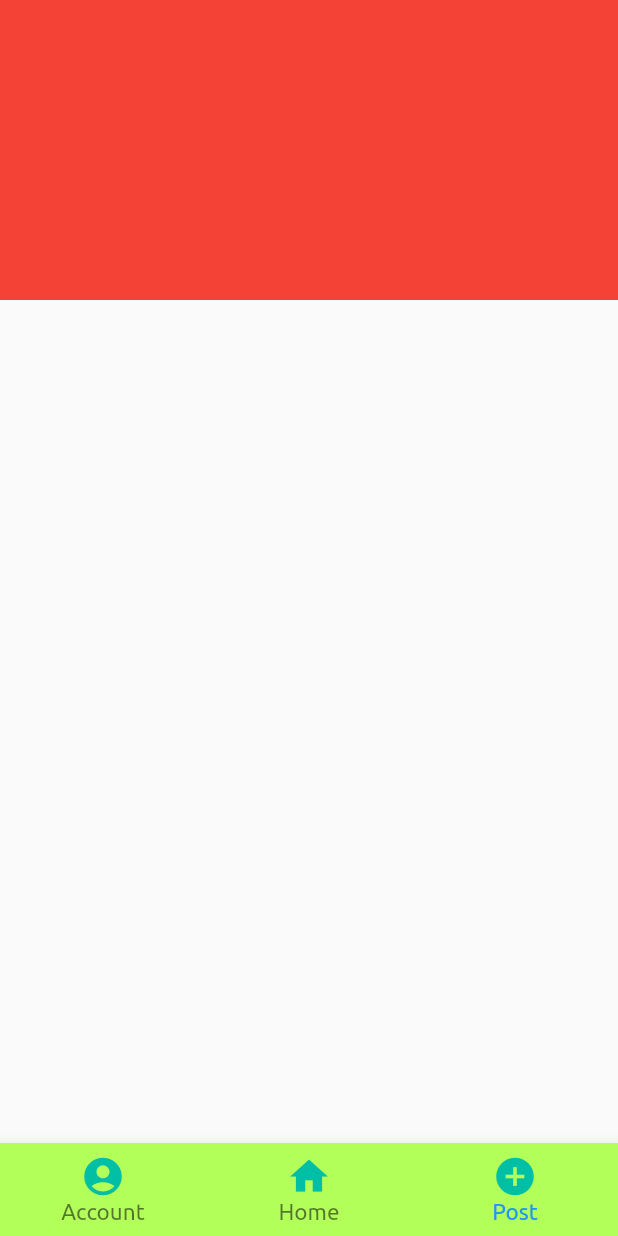
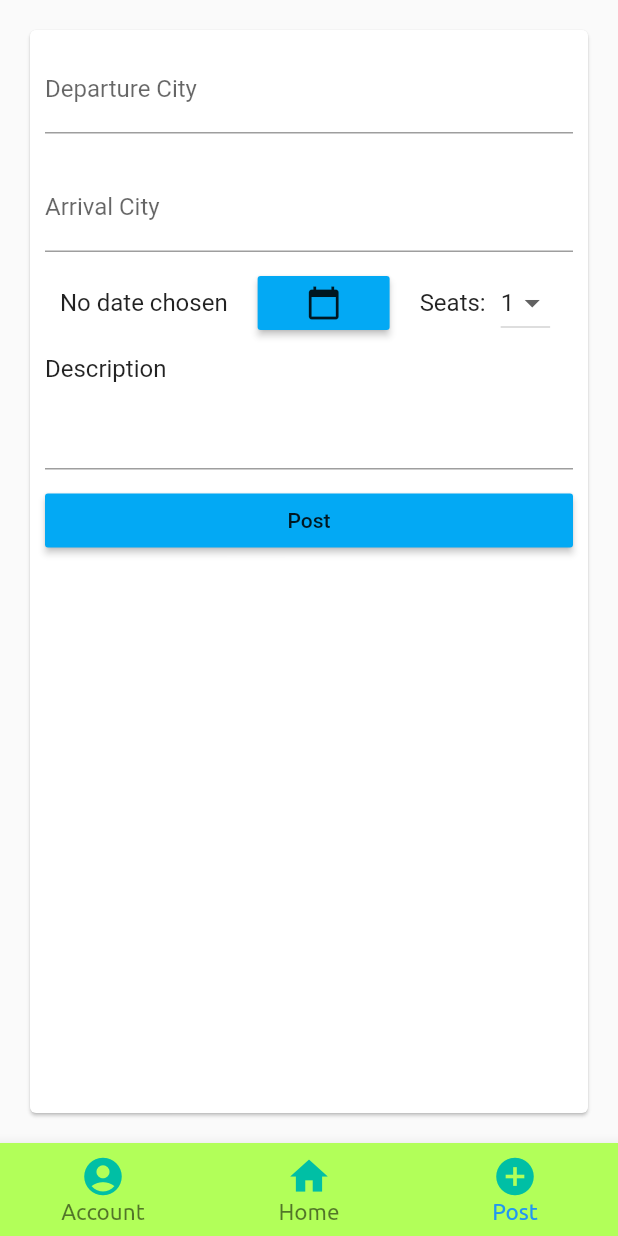
Before and after one commit to UF-Ride-Share-App/UF-Ride-Share-App, a Flutter app: the screen it shows once a user with an empty profile is signed in, item 3 of the bottom bar chosen, on a phone screen of 412 x 824 dp. Run offline on Flutter 3.47's test engine with Material 2 defaults, Android fonts, the phone set to English and light mode, and no system bars; our stand-ins replace firebase_auth, google_sign_in; accounts and stored records are empty; project files that could hold a hidden picture were left out.

Commit message:
linked up posting page with rest of app

```diff
--- a/lib/ui/posting/posting.dart
+++ b/lib/ui/posting/posting.dart
@@ -1,19 +1,160 @@
 import 'package:flutter/material.dart';
 
-class Posting extends StatelessWidget {
+/*
+  Postings page with validator to check that there is no empty field
+  Saves destination and arrival city in _fromCity and _toCity respectively
+  Uses a TextFormField inside a Card
+  Containers are used to manipulate height, width, margins, alignment
+  TODO: figure out how to store in database
 
-  Posting();
+*/
+
+class Posting extends StatefulWidget {
+  @override
+  State<StatefulWidget> createState() {
+    return _PostingState();
+  }
+}
+
+class _PostingState extends State<Posting> {
+  final _formKey = GlobalKey<FormState>();
+  String _toCity, _fromCity;
+  DateTime _dateTime;
+  var _numSeats = ["1", "2", "3", "4"];
+  var _numSeatsSelected = "1";
+  String _description = "";
 
   @override
   Widget build(BuildContext context) {
-    return Scaffold(
-      body: Column(
-        mainAxisAlignment: MainAxisAlignment.start,
-        crossAxisAlignment: CrossAxisAlignment.stretch,
-        children: [
-          Container(decoration: new BoxDecoration(color: Colors.red), height: 200.0,)
-        ],
-      ),
-    );
+    return Form(
+        key: _formKey,
+        child: new Container(
+          alignment: Alignment.center,
+          child: new Card(
+            margin: EdgeInsets.all(20),
+            child: ListView(
+              children: <Widget>[
+                // Departure form
+                new Container(
+                  margin: EdgeInsets.all(10),
+                  child: new TextFormField(
+                    decoration: const InputDecoration(
+                      hintText: 'Enter the city you are leaving from',
+                      labelText: 'Departure City',
+                    ),
+                    validator: (input) =>
+                        input.isEmpty ? "Please enter a city name" : null,
+                    onSaved: (input) => _fromCity = input,
+                  ),
+                ),
+                //Arrival form
+                new Container(
+                  margin: EdgeInsets.all(10),
+                  child: new TextFormField(
+                    decoration: const InputDecoration(
+                      hintText: 'Enter the city you are going to',
+                      labelText: 'Arrival City',
+                    ),
+                    validator: (input) =>
+                        input.isEmpty ? "Please enter a city name" : null,
+                    onSaved: (input) => _toCity = input,
+                  ),
+                ),
+                //Show chosen date
+                new Row(children: <Widget>[
+                  Container(
+                      margin: EdgeInsets.only(left: 20, right: 20),
+                      alignment: Alignment.topLeft,
+                      child: Text(
+                          _dateTime == null
+                              ? 'No date chosen'
+                              : _dateTime.toString().split(' ')[0],
+                          style: TextStyle(fontSize: 16.0))),
+                  //Date picker button
+                  Container(
+                      margin: EdgeInsets.only(right: 20),
+                      alignment: Alignment.topLeft,
+                      child: MaterialButton(
+                        color: Colors.lightBlue,
+                        child: Icon(Icons.calendar_today),
+                        onPressed: () {
+                          showDatePicker(
+                                  context: context,
+                                  initialDate: _dateTime == null
+                                      ? DateTime.now()
+                                      : _dateTime,
+                                  firstDate: DateTime(2020),
+                                  lastDate: DateTime(2021))
+                              .then((date) {
+                            setState(() {
+                              _dateTime = date;
+                            });
+                          });
+                        },
+                      )),
+                  Text('Seats:', style: TextStyle(fontSize: 16.0)),
+                  //Seats picker
+                  Container(
+                      margin: EdgeInsets.only(left: 10, right: 20),
+                      child: DropdownButton<String>(
+                        items: _numSeats.map((String dropDownStringItem) {
+                          return DropdownMenuItem<String>(
+                            value: dropDownStringItem,
+                            child: Text(dropDownStringItem),
+                          );
+                        }).toList(),
+                        onChanged: (String newValueSelected) {
+                          _onDropDownItemSelected(newValueSelected);
+                        },
+                        value: _numSeatsSelected,
+                      )),
+                ]),
+                Container(
+                    alignment: Alignment.topLeft,
+                    margin: EdgeInsets.only(left: 10, top: 10),
+                    child: Text('Description', style: TextStyle(fontSize: 16))),
+                Container(
+                    margin: EdgeInsets.all(10),
+                    child: TextField(
+                      keyboardType: TextInputType.multiline,
+                      maxLines: null,
+                      onChanged: (text) {
+                        _description = text;
+                      },
+                    )),
+                //Post button
+                Container(
+                    margin: EdgeInsets.only(left: 10, right: 10),
+                    child: new RaisedButton(
+                      onPressed: _submit,
+                      child: Text('Post'),
+                      color: Colors.lightBlue,
+                    )),
+              ],
+            ),
+          ),
+        ));
+  }
+
+//if validate, then save input in city variables, else print error message
+  void _submit() {
+    if (_dateTime == null) {
+      print("error");
+    }
+    if (_formKey.currentState.validate()) {
+      _formKey.currentState.save();
+      print(_fromCity);
+      print(_toCity);
+      print(_dateTime);
+      print(_numSeatsSelected);
+      print(_description);
+    }
+  }
+
+//update shown value in list button with selected value
+  void _onDropDownItemSelected(String newValueSelected) {
+    setState(() {
+      this._numSeatsSelected = newValueSelected;
+    });
   }
 }
```
